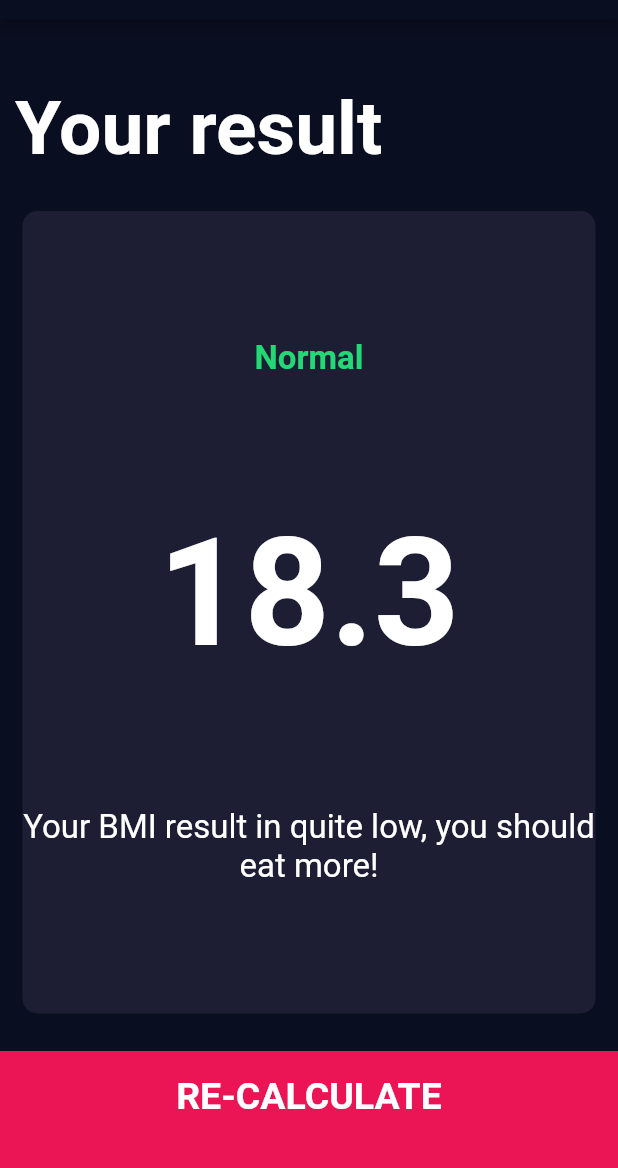
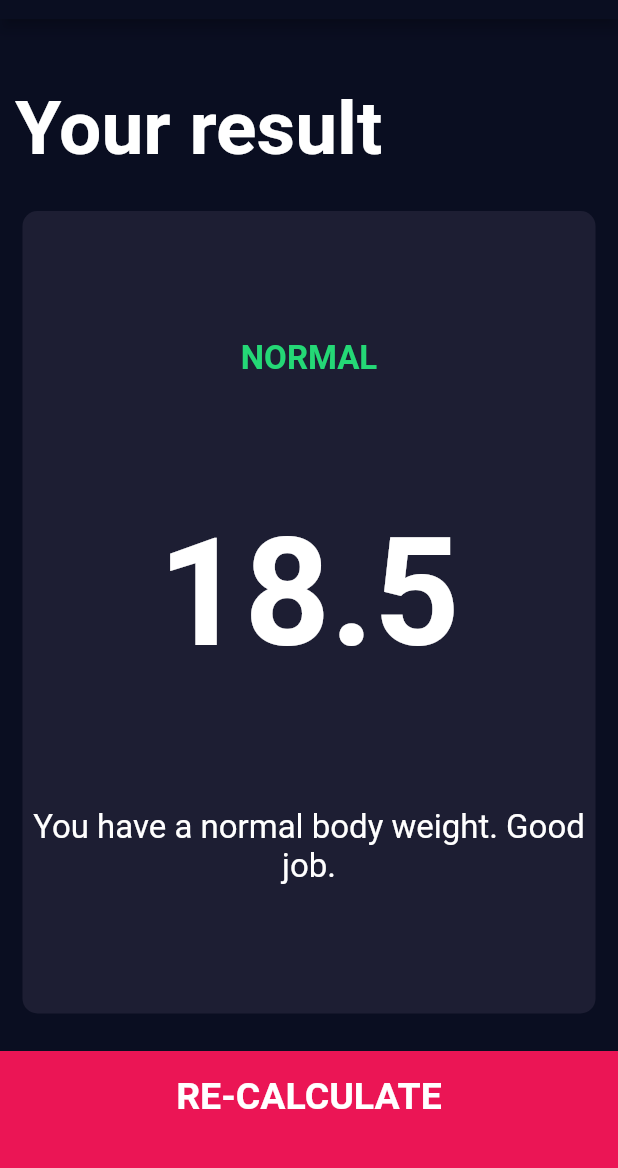
Before and after one commit to fabiovalinhos/BMI_calculator, a Flutter app: the screen it shows after launch, after a tap on "CALCULATE", on a phone screen of 412 x 824 dp, the part 65-1233 px from its top. Run offline on Flutter 3.47's test engine with Material 2 defaults, Android fonts, the phone set to English and light mode, and no system bars; our stand-ins replace font_awesome_flutter.

Commit message:
Calculo do BMI

```diff
--- /dev/null
+++ b/lib/calculator_brain.dart
@@ -0,0 +1,35 @@
+import 'dart:math';
+
+class CalculatorBrain {
+  CalculatorBrain({this.height, this.weigth});
+
+  final int height;
+  final int weigth;
+
+  double _bmi;
+
+  String calculateBMI() {
+    _bmi = weigth / pow(height / 100, 2);
+    return _bmi.toStringAsFixed(1);
+  }
+
+  String getResult() {
+    if (_bmi >= 25) {
+      return "Overweight";
+    } else if (_bmi > 18.5) {
+      return 'Normal';
+    } else {
+      return 'Underweight';
+    }
+  }
+
+  String getInterpretation() {
+    if (_bmi >= 25) {
+      return "You have a highter than normal body weight. Try to exercise more.";
+    } else if (_bmi > 18.5) {
+      return 'You have a normal body weight. Good job.';
+    } else {
+      return 'You have a lower than body weight. You can eat a bit more.';
+    }
+  }
+}
--- a/lib/screens/input_page.dart
+++ b/lib/screens/input_page.dart
@@ -1,3 +1,4 @@
+import 'package:bmi_calculator/calculator_brain.dart';
 import 'package:bmi_calculator/components/bottom_button.dart';
 import 'package:bmi_calculator/contants.dart';
 import 'package:bmi_calculator/screens/results_page.dart';
@@ -215,8 +216,22 @@ class _InputPageState extends State<InputPage> {
           BottomButtom(
             buttonTitle: 'CALCULATE',
             onTap: () {
-              Navigator.push(context,
-                  MaterialPageRoute(builder: (context) => ResultsPage()));
+//              Intanciando o CalculatorBrain
+              CalculatorBrain calc = CalculatorBrain(
+                height: height,
+                weigth: weight,
+              );
+
+              Navigator.push(
+                context,
+                MaterialPageRoute(
+                  builder: (context) => ResultsPage(
+                    bmiResult: calc.calculateBMI(),
+                    resultText: calc.getResult(),
+                    interpretation: calc.getInterpretation(),
+                  ),
+                ),
+              );
             },
           ),
         ],
--- a/lib/screens/results_page.dart
+++ b/lib/screens/results_page.dart
@@ -4,6 +4,15 @@ import 'package:bmi_calculator/components/reusable_card.dart';
 import "package:flutter/material.dart";
 
 class ResultsPage extends StatelessWidget {
+  ResultsPage(
+      {@required this.bmiResult,
+      @required this.resultText,
+      @required this.interpretation});
+
+  final String bmiResult;
+  final String resultText;
+  final String interpretation;
+
   @override
   Widget build(BuildContext context) {
     return Scaffold(
@@ -33,15 +42,15 @@ class ResultsPage extends StatelessWidget {
                 crossAxisAlignment: CrossAxisAlignment.center,
                 children: <Widget>[
                   Text(
-                    'Normal',
+                    resultText.toUpperCase(),
                     style: kResultTextStyle,
                   ),
                   Text(
-                    '18.3',
+                    bmiResult,
                     style: kBMITextStyle,
                   ),
                   Text(
-                    'Your BMI result in quite low, you should eat more!',
+                    interpretation,
                     textAlign: TextAlign.center,
                     style: kBodyTextStyle,
                   ),
```
